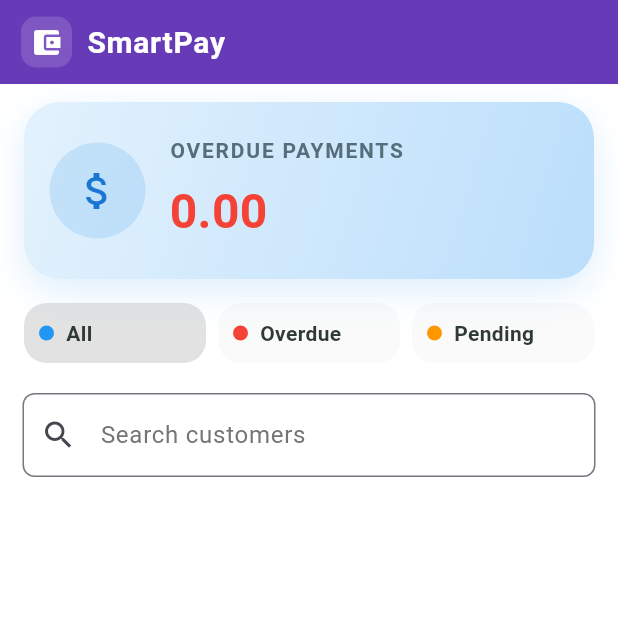
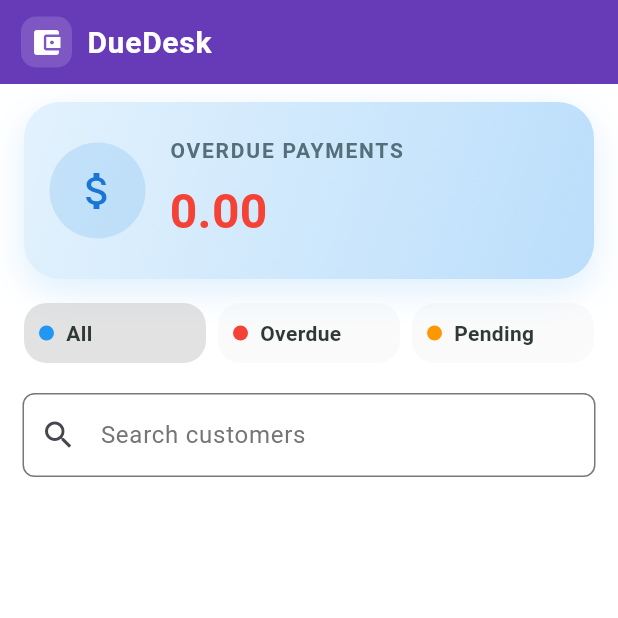
Before and after one commit to Huzaifa-Shabbir/payment_solution_softec_26, a Flutter app: the screen it shows after launch, on a phone screen of 412 x 824 dp, the top half of it. Run offline on Flutter 3.47's test engine with Material 3 defaults, Android fonts, the phone set to English and light mode, and no system bars; our stand-ins replace go_router, shared_preferences, supabase_flutter; accounts and stored records are empty.

Commit message:
changed name

```diff
--- a/lib/features/dashboard/dashboard_screen.dart
+++ b/lib/features/dashboard/dashboard_screen.dart
@@ -621,7 +621,7 @@ class _DashboardState extends State<Dashboard>
 
              /// 🔥 TEXT
              const Text(
-               "SmartPay",
+               "DueDesk",
                style: TextStyle(
                  fontSize: 20,
                  fontWeight: FontWeight.w700,
--- a/lib/splash_Screen.dart
+++ b/lib/splash_Screen.dart
@@ -86,7 +86,7 @@ class _SplashScreenState extends State<SplashScreen>
 
               // App Name
               Text(
-                "SmartPay",
+                "DueDesk",
                 style: TextStyle(
                   fontSize: 26,
                   fontWeight: FontWeight.bold,
```
